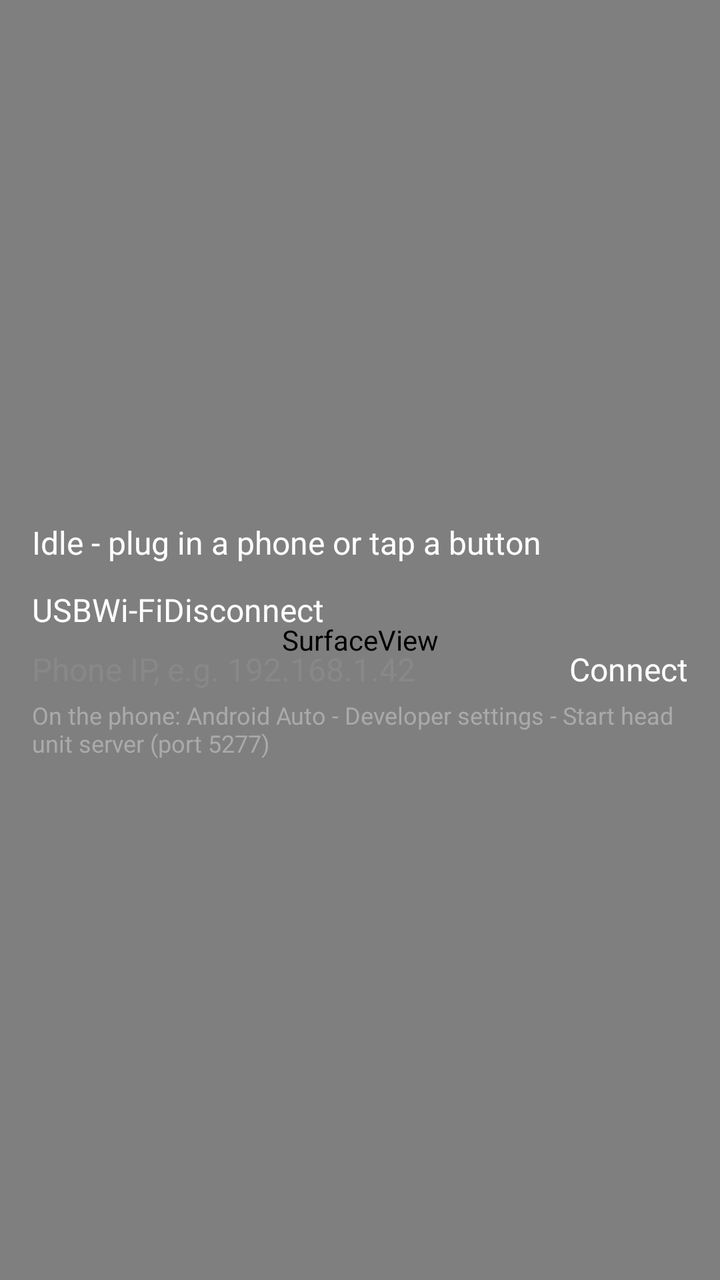
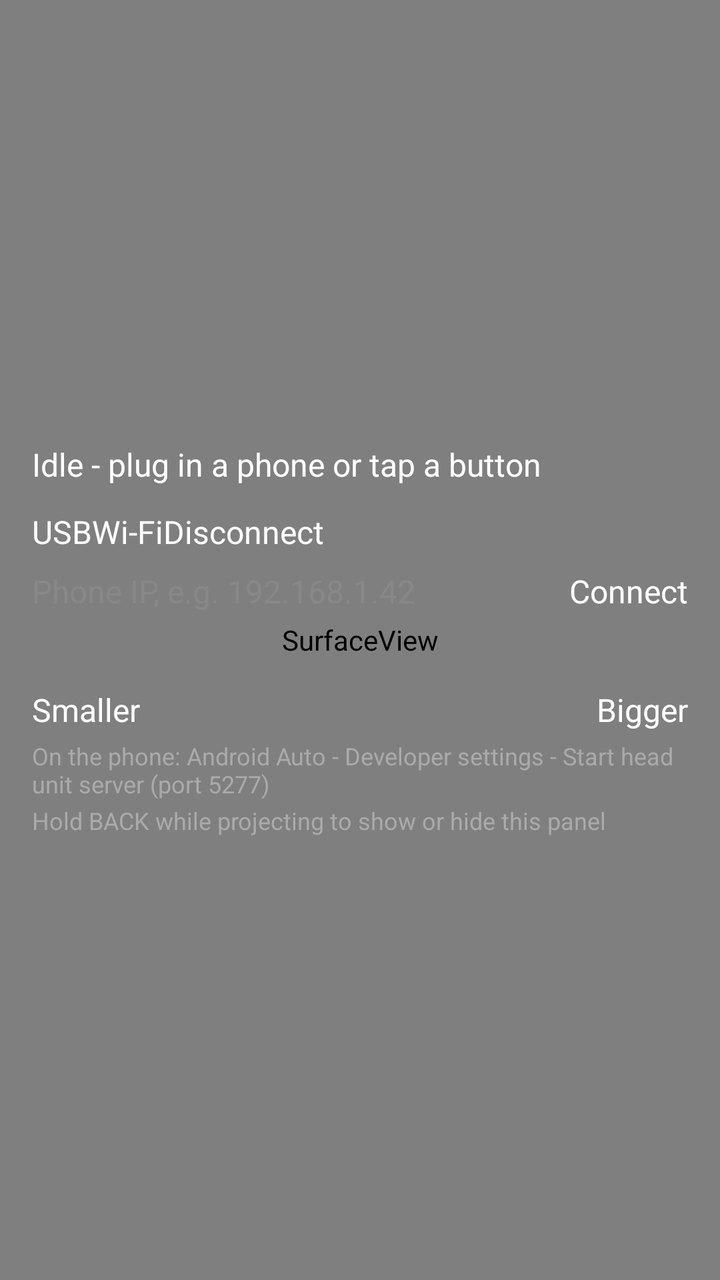

The first picture is an Android layout as it rendered before a commit; the second is the same layout after the commit. The layout source and the unified diff follow.
<!-- AndroidManifest.xml: application theme android:Theme.Black.NoTitleBar.Fullscreen -->
<!-- res/layout/activity_main.xml -->
<?xml version="1.0" encoding="utf-8"?>
<FrameLayout xmlns:android="http://schemas.android.com/apk/res/android"
    android:layout_width="match_parent"
    android:layout_height="match_parent"
    android:background="#000000">

    <SurfaceView
        android:id="@+id/surface"
        android:layout_width="match_parent"
        android:layout_height="match_parent" />

    <LinearLayout
        android:id="@+id/overlay"
        android:layout_width="match_parent"
        android:layout_height="wrap_content"
        android:layout_gravity="center"
        android:orientation="vertical"
        android:padding="16dp">

        <TextView
            android:id="@+id/status"
            android:layout_width="match_parent"
            android:layout_height="wrap_content"
            android:paddingBottom="12dp"
            android:text="@string/status_idle"
            android:textColor="#FFFFFF"
            android:textSize="16sp" />

        <LinearLayout
            android:layout_width="match_parent"
            android:layout_height="wrap_content"
            android:orientation="horizontal">

            <Button
                android:id="@+id/btn_usb"
                android:layout_width="wrap_content"
                android:layout_height="wrap_content"
                android:text="@string/connect_usb" />

            <Button
                android:id="@+id/btn_wifi"
                android:layout_width="wrap_content"
                android:layout_height="wrap_content"
                android:text="@string/connect_wifi" />

            <Button
                android:id="@+id/btn_stop"
                android:layout_width="wrap_content"
                android:layout_height="wrap_content"
                android:text="@string/disconnect" />
        </LinearLayout>

        <LinearLayout
            android:layout_width="match_parent"
            android:layout_height="wrap_content"
            android:orientation="horizontal"
            android:paddingTop="8dp">

            <EditText
                android:id="@+id/edit_ip"
                android:layout_width="0dp"
                android:layout_height="wrap_content"
                android:layout_weight="1"
                android:hint="@string/hint_phone_ip"
                android:imeOptions="actionGo"
                android:inputType="number|numberDecimal"
                android:digits="0123456789."
                android:singleLine="true"
                android:textColor="#FFFFFF"
                android:textColorHint="#888888" />

            <Button
                android:id="@+id/btn_ip"
                android:layout_width="wrap_content"
                android:layout_height="wrap_content"
                android:text="@string/connect_ip" />
        </LinearLayout>

        <TextView
            android:layout_width="match_parent"
            android:layout_height="wrap_content"
            android:paddingTop="4dp"
            android:text="@string/hint_headunit_server"
            android:textColor="#AAAAAA"
            android:textSize="12sp" />
    </LinearLayout>
</FrameLayout>
<!-- resources referenced by this layout -->
<resources>
  <string name="connect_ip">Connect</string>
  <string name="connect_usb">USB</string>
  <string name="connect_wifi">Wi-Fi</string>
  <string name="disconnect">Disconnect</string>
  <string name="hint_headunit_server">On the phone: Android Auto - Developer settings - Start head unit server (port 5277)</string>
  <string name="hint_phone_ip">Phone IP, e.g. 192.168.1.42</string>
  <string name="status_idle">Idle - plug in a phone or tap a button</string>
</resources>

<!-- the commit's change to res/layout/activity_main.xml (unified diff, before → after) -->
@@ -9,11 +9,17 @@
         android:layout_width="match_parent"
         android:layout_height="match_parent" />
 
-    <LinearLayout
+    
+    <ScrollView
         android:id="@+id/overlay"
         android:layout_width="match_parent"
         android:layout_height="wrap_content"
         android:layout_gravity="center"
+        android:fillViewport="true">
+
+    <LinearLayout
+        android:layout_width="match_parent"
+        android:layout_height="wrap_content"
         android:orientation="vertical"
         android:padding="16dp">
 
@@ -76,6 +82,41 @@
                 android:text="@string/connect_ip" />
         </LinearLayout>
 
+        <Button
+            android:id="@+id/btn_resolution"
+            android:layout_width="match_parent"
+            android:layout_height="wrap_content"
+            android:layout_marginTop="8dp" />
+
+        <LinearLayout
+            android:layout_width="match_parent"
+            android:layout_height="wrap_content"
+            android:gravity="center_vertical"
+            android:orientation="horizontal"
+            android:paddingTop="8dp">
+
+            <Button
+                android:id="@+id/btn_dpi_down"
+                android:layout_width="wrap_content"
+                android:layout_height="wrap_content"
+                android:text="@string/dpi_smaller" />
+
+            <TextView
+                android:id="@+id/dpi_value"
+                android:layout_width="0dp"
+                android:layout_height="wrap_content"
+                android:layout_weight="1"
+                android:gravity="center"
+                android:textColor="#FFFFFF"
+                android:textSize="14sp" />
+
+            <Button
+                android:id="@+id/btn_dpi_up"
+                android:layout_width="wrap_content"
+                android:layout_height="wrap_content"
+                android:text="@string/dpi_bigger" />
+        </LinearLayout>
+
         <TextView
             android:layout_width="match_parent"
             android:layout_height="wrap_content"
@@ -83,5 +124,14 @@
             android:text="@string/hint_headunit_server"
             android:textColor="#AAAAAA"
             android:textSize="12sp" />
+
+        <TextView
+            android:layout_width="match_parent"
+            android:layout_height="wrap_content"
+            android:paddingTop="2dp"
+            android:text="@string/hint_overlay_toggle"
+            android:textColor="#AAAAAA"
+            android:textSize="12sp" />
     </LinearLayout>
+    </ScrollView>
 </FrameLayout>
<!-- resource entries referenced after the edit -->
@@ -4,7 +4,10 @@
   <string name="connect_usb">USB</string>
   <string name="connect_wifi">Wi-Fi</string>
   <string name="disconnect">Disconnect</string>
+  <string name="dpi_bigger">Bigger</string>
+  <string name="dpi_smaller">Smaller</string>
   <string name="hint_headunit_server">On the phone: Android Auto - Developer settings - Start head unit server (port 5277)</string>
+  <string name="hint_overlay_toggle">Hold BACK while projecting to show or hide this panel</string>
   <string name="hint_phone_ip">Phone IP, e.g. 192.168.1.42</string>
   <string name="status_idle">Idle - plug in a phone or tap a button</string>
 </resources>
